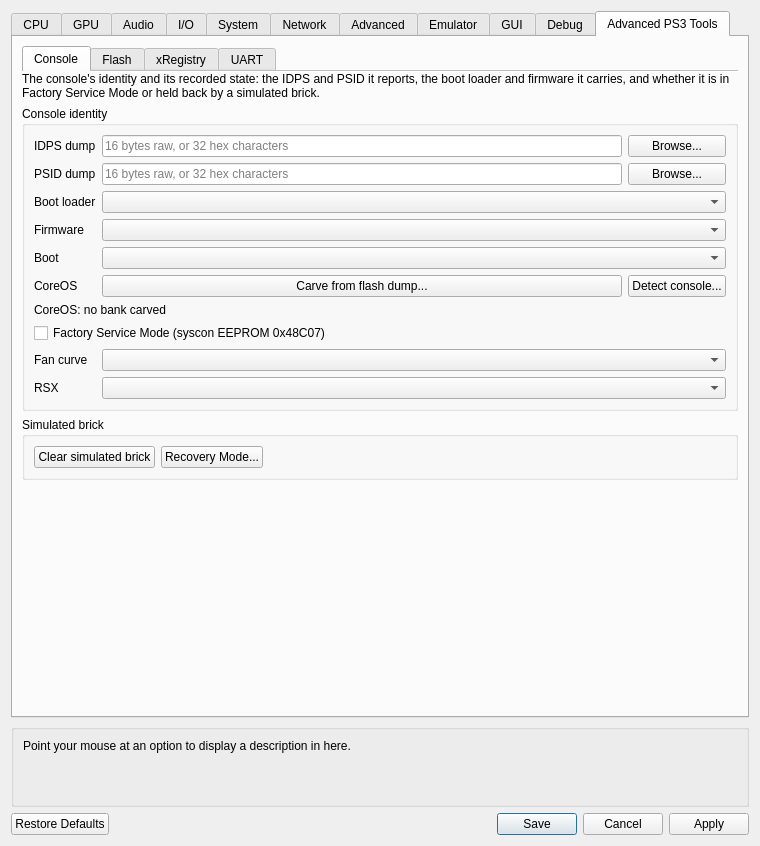
The window that rpcs3/rpcs3qt/settings_dialog.ui (bl00dyfb0nez/rs3) describes before a commit, drawn with Qt 5.
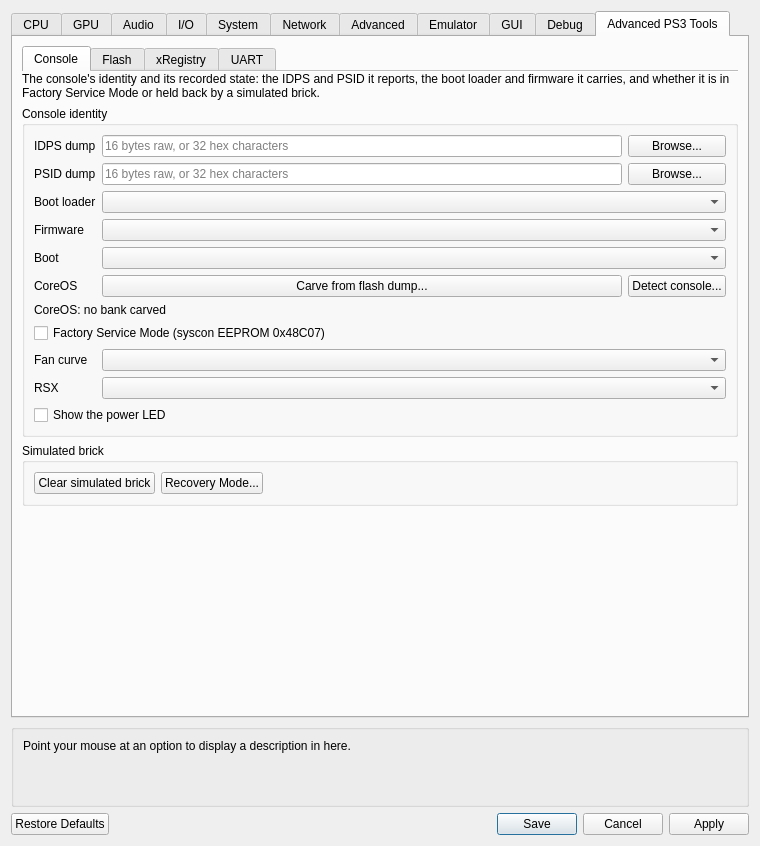
The same window after the commit. The open tabs and pages were chosen to show the change. Icons and pictures are not drawn. Custom widgets are drawn as their Qt base class.

Patch:
```diff
--- a/rpcs3/rpcs3qt/settings_dialog.ui
+++ b/rpcs3/rpcs3qt/settings_dialog.ui
@@ -5192,6 +5192,13 @@
              <item row="9" column="1" colspan="2">
               <widget class="QComboBox" name="combo_rsx_type"/>
              </item>
+             <item row="10" column="0" colspan="3">
+              <widget class="QCheckBox" name="check_power_led">
+               <property name="text">
+                <string>Show the power LED</string>
+               </property>
+              </widget>
+             </item>
             </layout>
            </widget>
           </item>
```
